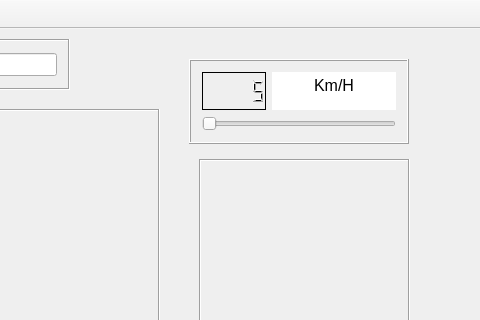
The window that WifiBot/mainwindow.ui (Thibaut3/wifibot) describes before a commit, drawn with Qt 5; both pictures show x 521 to 1001 and y 0 to 320 of the 1001 by 669 pixel window.
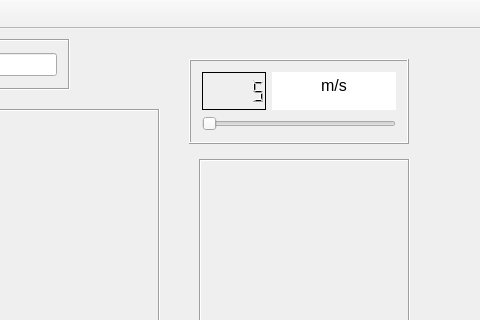
The same window after the commit. Icons and pictures are not drawn.

What changed in the file:
```diff
--- a/WifiBot/mainwindow.ui
+++ b/WifiBot/mainwindow.ui
@@ -493,7 +493,7 @@
 &lt;html&gt;&lt;head&gt;&lt;meta name=&quot;qrichtext&quot; content=&quot;1&quot; /&gt;&lt;style type=&quot;text/css&quot;&gt;
 p, li { white-space: pre-wrap; }
 &lt;/style&gt;&lt;/head&gt;&lt;body style=&quot; font-family:'MS Sans Serif'; font-size:12pt; font-weight:400; font-style:normal;&quot;&gt;
-&lt;p align=&quot;center&quot; style=&quot; margin-top:0px; margin-bottom:0px; margin-left:0px; margin-right:0px; -qt-block-indent:0; text-indent:0px;&quot;&gt;Km/H&lt;/p&gt;&lt;/body&gt;&lt;/html&gt;</string>
+&lt;p align=&quot;center&quot; style=&quot; margin-top:0px; margin-bottom:0px; margin-left:0px; margin-right:0px; -qt-block-indent:0; text-indent:0px;&quot;&gt;m/s&lt;/p&gt;&lt;/body&gt;&lt;/html&gt;</string>
        </property>
       </widget>
      </item>
```
Left out of the diff: 45 changed lines with no effect on the pictures.
